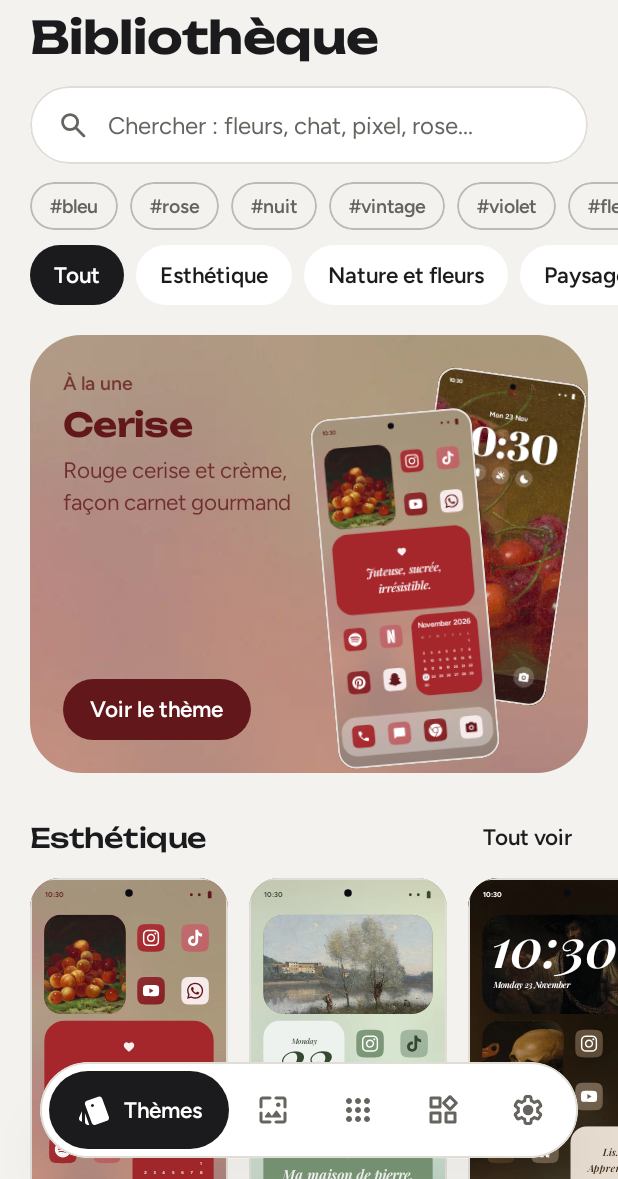
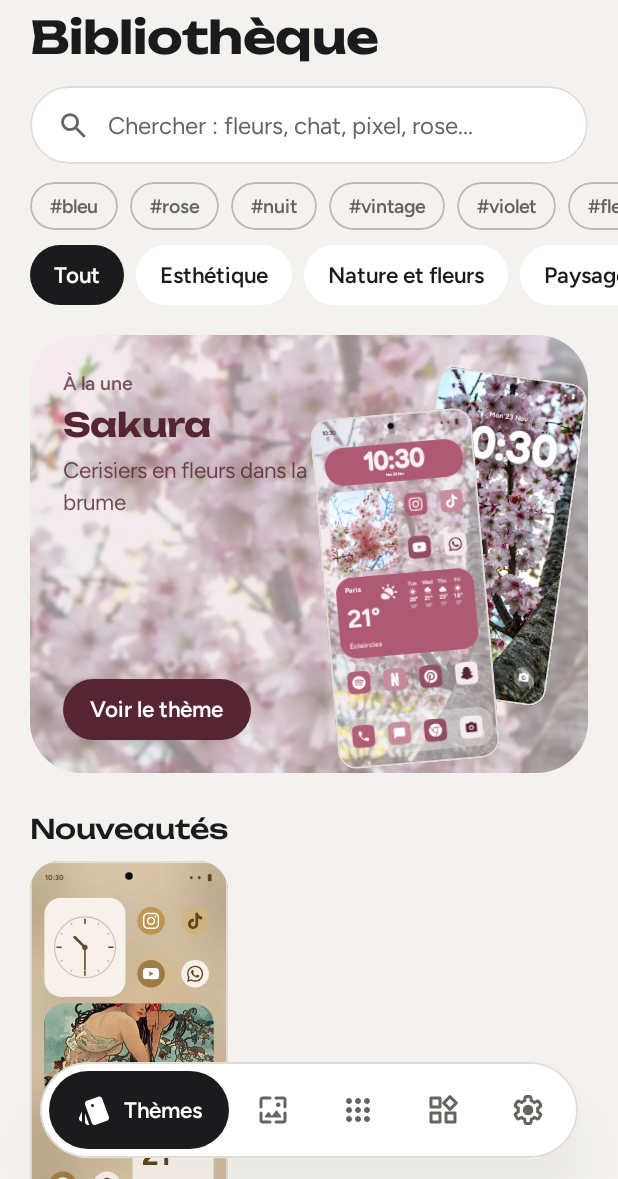
Before and after one commit to J0LEAN/Pimpr, an Android app built with Jetpack Compose: the screen it shows after launch (MainActivity), on a phone screen of 412 x 824 dp, the part 57-1236 px from its top. Run offline under Robolectric (Android 15) with nearby library versions, the phone set to English and light mode, and no system bars; pictures from the network do not load; 1 statement that could not run was skipped.

Commit message:
Packs d'icônes illustrés, nouveautés et thème à la une tournant dans la bibliothèque
Co-Authored-By: Claude Fable 5.2 <noreply@anthropic.com>
Claude-Session: https://claude.ai/code/session_01VpGqBjNhLLakBhTdpHG6gd

```diff
--- a/app/src/main/java/com/pimpr/app/data/catalog/IconPacks.kt
+++ b/app/src/main/java/com/pimpr/app/data/catalog/IconPacks.kt
@@ -126,7 +126,7 @@ object IconPacks {
     )
 
     /** Les packs assortis aux thèmes à images, puis les classiques. */
-    val all: List<IconPack> by lazy { ImageThemes.packs + classics }
+    val all: List<IconPack> by lazy { ImageThemes.packs + ImageThemes.photoPacks + classics }
 
     private val byId by lazy { all.associateBy { it.id } }
     fun get(id: String): IconPack = byId[id] ?: classics.first()
--- a/app/src/main/java/com/pimpr/app/data/catalog/ImageThemes.kt
+++ b/app/src/main/java/com/pimpr/app/data/catalog/ImageThemes.kt
@@ -87,9 +87,12 @@ object ImageThemes {
         return (0xFF shl 24) or ch(16) or ch(8) or ch(0)
     }
 
+    /** Thèmes qui passent tour à tour « à la une » de la bibliothèque. */
+    private val spotlight = setOf("sakura", "papillons", "vague", "pixel-crepuscule", "nebuleuse", "nympheas", "chatons", "montagne", "rubans", "fuji", "edo-nuit", "herbier")
+
     fun res(id: String, part: String) = "th_${id.replace('-', '_')}_$part"
 
-    private fun build(r: ImageThemeRow): Pair<Theme, IconPack> {
+    private fun build(r: ImageThemeRow): Triple<Theme, IconPack, IconPack> {
         val variant = if (r.pixel) WallpaperPainter.PIXEL else 0
         val fallback = listOf(rgb(r.card), rgb(r.card2))
         val home = WallpaperSpec(Scene.PLAIN, fallback, variant = variant, image = res(r.id, "home"))
@@ -176,19 +179,26 @@ object ImageThemes {
             },
             backdrop = home,
         )
+        val photoPack = pack.copy(
+            id = "p-${r.id}", name = "${r.name} illustré", tagline = "Tuiles taillées dans les images du thème",
+            swatches = r.tiles.map { t -> Swatch(listOf(rgb(t), rgb(t)), listOf(rgb(0xFFFFFF))) },
+            textures = (1..4).map { img(it) },
+        )
         val theme = Theme(
             id = r.id, name = r.name, tagline = r.tagline, category = r.category,
             home = home, lock = lock, iconPack = pack.id,
             widgets = all.mapIndexed { i, d -> d.copy(id = "tpl-${r.id}-$i") },
-            lightText = r.dark, clockFont = r.font, featured = r.featured,
+            lightText = r.dark, clockFont = r.font, featured = r.featured || r.id in spotlight,
             tags = r.tags.split(' ').filter { it.isNotBlank() },
             lockLightText = r.lockLight, ink = on2.takeIf { lum(it) < 0.4f } ?: rgb(0x2A2A2C),
             credit = r.credit,
         )
-        return theme to pack
+        return Triple(theme, pack, photoPack)
     }
 
     private val built by lazy { ImageThemeRows.map(::build) }
     val themes: List<Theme> by lazy { built.map { it.first } }
     val packs: List<IconPack> by lazy { built.map { it.second } }
+    /** Variante « illustrée » de chaque pack : les tuiles montrent un détail des images du thème. */
+    val photoPacks: List<IconPack> by lazy { built.map { it.third } }
 }
--- a/app/src/main/java/com/pimpr/app/model/Catalog.kt
+++ b/app/src/main/java/com/pimpr/app/model/Catalog.kt
@@ -69,4 +69,6 @@ data class IconPack(
     val gloss: Boolean = false,
     /** Fond sur lequel présenter le pack dans l'app. */
     val backdrop: WallpaperSpec,
+    /** Images dans lesquelles tailler les tuiles (vide = tuiles unies). */
+    val textures: List<String> = emptyList(),
 )
--- a/app/src/main/java/com/pimpr/app/ui/library/LibraryScreen.kt
+++ b/app/src/main/java/com/pimpr/app/ui/library/LibraryScreen.kt
@@ -73,7 +73,10 @@ fun LibraryScreen(
 ) {
     var filter by rememberSaveable { mutableStateOf(ALL) }
     if (filter == FAVORITES && favorites.isEmpty()) filter = ALL
-    val featured = themes.firstOrNull { it.featured } ?: themes.first()
+    // Le thème à la une change chaque jour, parmi ceux marqués comme phares.
+    val day = (com.pimpr.app.ui.components.sessionNow() / 86_400_000L).toInt()
+    val featured = remember(themes, day) { themes.filter { it.featured }.ifEmpty { themes.take(1) }.let { it[day % it.size] } }
+    val fresh = remember(themes) { themes.filter { "nouveau" in it.tags } }
     val searching = query.isNotBlank()
     val results = remember(query, themes) { if (searching) search(query) else emptyList() }
 
@@ -121,6 +124,18 @@ fun LibraryScreen(
             }
             if (filter == ALL) {
                 item { FeaturedTheme(featured, { onOpenTheme(featured) }, Modifier.padding(start = 20.dp, end = 20.dp, top = 20.dp)) }
+                if (fresh.isNotEmpty()) item(key = "fresh") {
+                    Column(Modifier.padding(top = 26.dp)) {
+                        SectionTitle("Nouveautés")
+                        LazyRow(
+                            contentPadding = PaddingValues(horizontal = 20.dp),
+                            horizontalArrangement = Arrangement.spacedBy(14.dp),
+                            modifier = Modifier.padding(top = 10.dp),
+                        ) {
+                            items(fresh, key = { "new-" + it.id }) { theme -> ThemeCard(theme, { onOpenTheme(theme) }, Modifier.width(132.dp)) }
+                        }
+                    }
+                }
                 ThemeCategory.entries.forEach { category ->
                     val list = themes.filter { it.category == category }
                     if (list.isNotEmpty()) {
```
Also changed, not shown: app/src/main/java/com/pimpr/app/render/IconRenderer.kt (+29 -0 lines), 3 other files.
